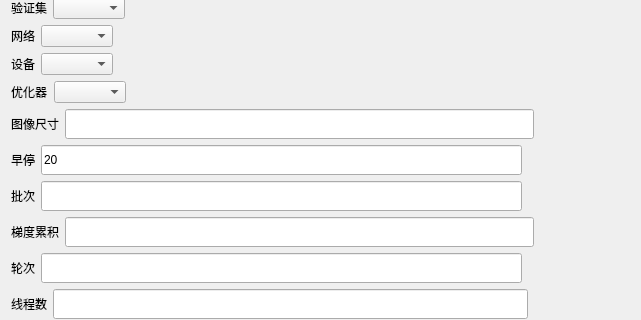
Before: the Qt Designer form ui/train.ui in pythondever/easy_trainer, drawn with Qt 5; both pictures show x 0 to 641 and y 266 to 586 of the 1014 by 700 pixel window.
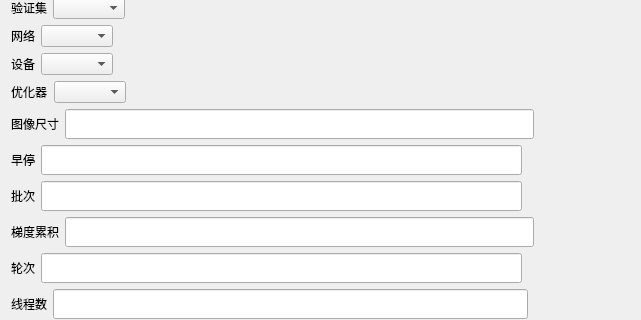
After: the same form once the commit is applied.

Commit message: 模型界面 指标 支持窗口最大化查看

```diff
--- a/ui/train.ui
+++ b/ui/train.ui
@@ -271,9 +271,6 @@
                           <height>30</height>
                         </size>
                       </property>
-                      <property name="text">
-                        <string>20</string>
-                      </property>
                     </widget>
                   </item>
                   <item>
```
The commit also changes 2 other files.
